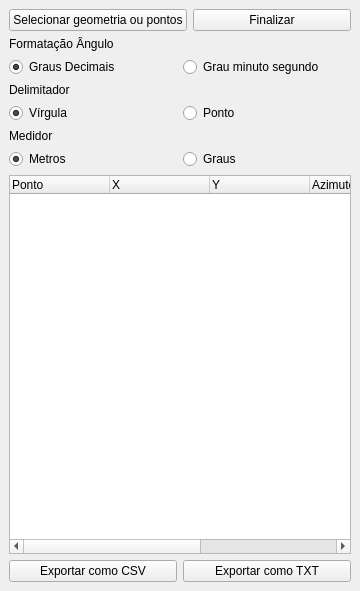
This is EBGeo/AzimuthGenerator/azimuthGenerator_dockwidget_base.ui in dsgoficial/EBGeo_Desktop as Qt 5 draws it before an edit. The edited form follows.
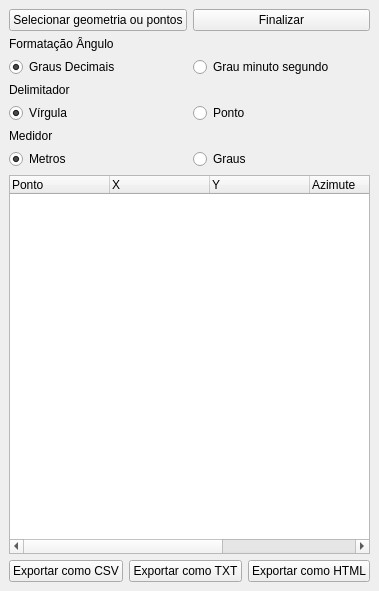
This is the edited form.

Commit message: html export funcionality

Patch:
```diff
--- a/EBGeo/AzimuthGenerator/azimuthGenerator_dockwidget_base.ui
+++ b/EBGeo/AzimuthGenerator/azimuthGenerator_dockwidget_base.ui
@@ -184,6 +184,16 @@
         </attribute>
        </widget>
       </item>
+      <item>
+       <widget class="QPushButton" name="htmlButton">
+        <property name="text">
+         <string>Exportar como HTML</string>
+        </property>
+        <attribute name="buttonGroup">
+         <string notr="true">exportar</string>
+        </attribute>
+       </widget>
+      </item>
      </layout>
     </item>
     <item row="7" column="0">
```
The commit also changes 1 other file.
